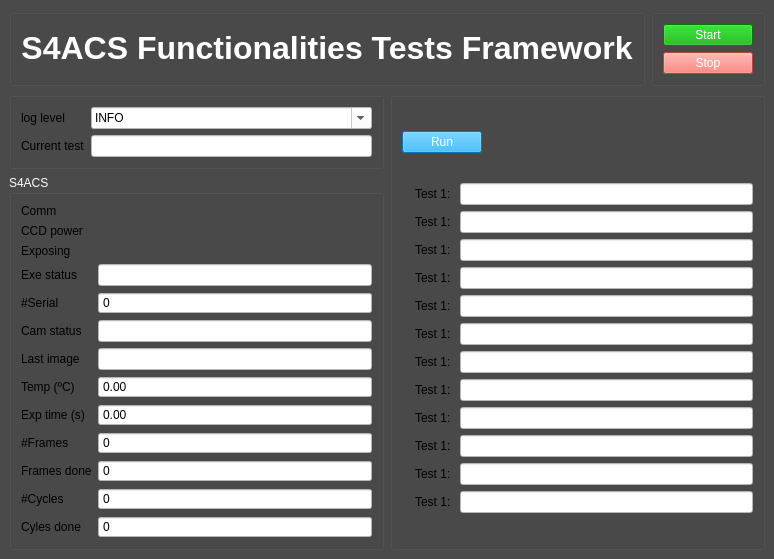
Before: the Qt Designer form func_tests/gui/gui.ui in dev-LNA/S4CSTP, drawn with Qt 5.
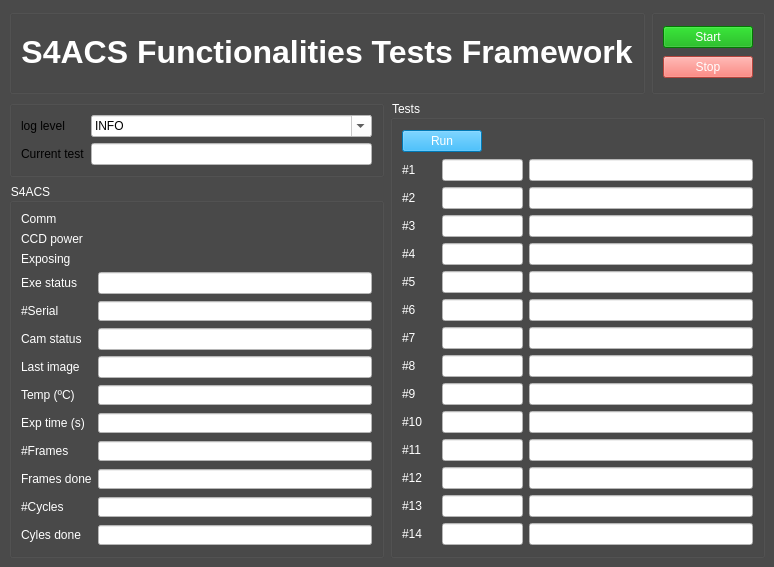
After: the same form once the commit is applied.

What changed in the file:
```diff
--- a/func_tests/gui/gui.ui
+++ b/func_tests/gui/gui.ui
@@ -7,7 +7,7 @@
     <x>0</x>
     <y>0</y>
     <width>774</width>
-    <height>535</height>
+    <height>567</height>
    </rect>
   </property>
   <property name="palette">
@@ -1092,6 +1092,9 @@
            </item>
            <item row="1" column="1">
             <widget class="QLineEdit" name="framework_current_state">
+             <property name="enabled">
+              <bool>false</bool>
+             </property>
              <property name="readOnly">
               <bool>true</bool>
              </property>
@@ -1166,9 +1169,9 @@
              <colorrole role="WindowText">
               <brush brushstyle="SolidPattern">
                <color alpha="255">
-                <red>120</red>
-                <green>120</green>
-                <blue>120</blue>
+                <red>255</red>
+                <green>255</green>
+                <blue>255</blue>
                </color>
               </brush>
              </colorrole>
@@ -1193,6 +1196,9 @@
             </disabled>
            </palette>
           </property>
+          <property name="styleSheet">
+           <string notr="true">color: rgb(255, 255, 255);</string>
+          </property>
           <property name="title">
            <string>S4ACS</string>
           </property>
@@ -1476,8 +1482,102 @@
       </item>
       <item>
        <widget class="QGroupBox" name="groupBox">
+        <property name="palette">
+         <palette>
+          <active>
+           <colorrole role="WindowText">
+            <brush brushstyle="SolidPattern">
+             <color alpha="255">
+              <red>255</red>
+              <green>255</green>
+              <blue>255</blue>
+             </color>
+            </brush>
+           </colorrole>
+           <colorrole role="Text">
+            <brush brushstyle="SolidPattern">
+             <color alpha="255">
+              <red>255</red>
+              <green>255</green>
+              <blue>255</blue>
+             </color>
+            </brush>
+           </colorrole>
+           <colorrole role="ButtonText">
+            <brush brushstyle="SolidPattern">
+             <color alpha="255">
+              <red>255</red>
+              <green>255</green>
+              <blue>255</blue>
+             </color>
+            </brush>
+           </colorrole>
+          </active>
+          <inactive>
+           <colorrole role="WindowText">
+            <brush brushstyle="SolidPattern">
+             <color alpha="255">
+              <red>255</red>
+              <green>255</green>
+              <blue>255</blue>
+             </color>
+            </brush>
+           </colorrole>
+           <colorrole role="Text">
+            <brush brushstyle="SolidPattern">
+             <color alpha="255">
+              <red>255</red>
+              <green>255</green>
+              <blue>255</blue>
+             </color>
+            </brush>
+           </colorrole>
+           <colorrole role="ButtonText">
+            <brush brushstyle="SolidPattern">
+             <color alpha="255">
+              <red>255</red>
+              <green>255</green>
+              <blue>255</blue>
+             </color>
+            </brush>
+           </colorrole>
+          </inactive>
+          <disabled>
+           <colorrole role="WindowText">
+            <brush brushstyle="SolidPattern">
+             <color alpha="255">
+              <red>255</red>
+              <green>255</green>
+              <blue>255</blue>
+             </color>
+            </brush>
+           </colorrole>
+           <colorrole role="Text">
+            <brush brushstyle="SolidPattern">
+             <color alpha="255">
+              <red>255</red>
+              <green>255</green>
+              <blue>255</blue>
+             </color>
+            </brush>
+           </colorrole>
+           <colorrole role="ButtonText">
+            <brush brushstyle="SolidPattern">
+             <color alpha="255">
+              <red>255</red>
+              <green>255</green>
+              <blue>255</blue>
+             </color>
+            </brush>
+           </colorrole>
+          </disabled>
+         </palette>
+        </property>
+        <property name="styleSheet">
+         <string notr="true">color: rgb(255, 255, 255);</string>
+        </property>
         <property name="title">
-         <string/>
+         <string>Tests</string>
         </property>
         <layout class="QVBoxLayout" name="verticalLayout_4">
          <item>
@@ -1512,22 +1612,9 @@
          <item>
           <layout class="QGridLayout" name="gridLayout">
            <item row="0" column="0">
-            <widget class="QLabel" name="eacs2_led_comm">
-             <property name="styleSheet">
-              <string notr="true"/>
-             </property>
-             <property name="led" stdset="0">
-              <bool>true</bool>
-             </property>
-             <property name="led_status" stdset="0">
-              <string>off</string>
-             </property>
-            </widget>
-           </item>
-           <item row="0" column="1">
             <widget class="QLabel" name="label_36">
              <property name="text">
-              <string>Test 1: </string>
+              <string>#1</string>
              </property>
              <property name="text_label" stdset="0">
               <bool>true</bool>
@@ -1535,164 +1622,288 @@
             </widget>
            </item>
            <item row="0" column="2">
-            <widget class="QLineEdit" name="lineEdit">
+            <widget class="QLineEdit" name="tests_test_code1">
+             <property name="enabled">
+              <bool>false</bool>
+             </property>
+             <property name="maximumSize">
+              <size>
+               <width>81</width>
+               <height>16777215</height>
+              </size>
+             </property>
+             <property name="text">
+              <string/>
+             </property>
+            </widget>
+           </item>
+           <item row="0" column="3">
+            <widget class="QLineEdit" name="tests_message1">
+             <property name="enabled">
+              <bool>false</bool>
+             </property>
              <property name="text">
               <string/>
              </property>
             </widget>
            </item>
            <item row="1" column="0">
-            <widget class="QLabel" name="eacs2_led_comm_4">
-             <property name="styleSheet">
-              <string notr="true"/>
-             </property>
-             <property name="led" stdset="0">
-              <bool>true</bool>
-             </property>
-             <property name="led_status" stdset="0">
-              <string>off</string>
-             </property>
-            </widget>
-           </item>
-           <item row="1" column="1">
             <widget class="QLabel" name="label_37">
              <property name="text">
-              <string>Test 1: </string>
+              <string>#2</string>
              </property>
              <property name="text_label" stdset="0">
               <bool>true</bool>
              </property>
             </widget>
            </item>
+           <item row="1" column="1">
+            <widget class="QLabel" name="tests_led2">
+             <property name="styleSheet">
+              <string notr="true"/>
+             </property>
+             <property name="led" stdset="0">
+              <bool>true</bool>
+             </property>
+             <property name="led_status" stdset="0">
+              <string>off</string>
+             </property>
+            </widget>
+           </item>
            <item row="1" column="2">
-            <widget class="QLineEdit" name="lineEdit_2">
+            <widget class="QLineEdit" name="tests_test_code2">
+             <property name="enabled">
+              <bool>false</bool>
+             </property>
+             <property name="maximumSize">
+              <size>
+               <width>81</width>
+               <height>16777215</height>
+              </size>
+             </property>
+             <property name="text">
+              <string/>
+             </property>
+            </widget>
+           </item>
+           <item row="1" column="3">
+            <widget class="QLineEdit" name="tests_message2">
+             <property name="enabled">
+              <bool>false</bool>
+             </property>
              <property name="text">
               <string/>
              </property>
             </widget>
            </item>
            <item row="2" column="0">
-            <widget class="QLabel" name="eacs2_led_comm_5">
-             <property name="styleSheet">
-              <string notr="true"/>
-             </property>
-             <property name="led" stdset="0">
-              <bool>true</bool>
-             </property>
-             <property name="led_status" stdset="0">
-              <string>off</string>
-             </property>
-            </widget>
-           </item>
-           <item row="2" column="1">
             <widget class="QLabel" name="label_38">
              <property name="text">
-              <string>Test 1: </string>
+              <string>#3</string>
              </property>
              <property name="text_label" stdset="0">
               <bool>true</bool>
              </property>
             </widget>
            </item>
+           <item row="2" column="1">
+            <widget class="QLabel" name="tests_led3">
+             <property name="styleSheet">
+              <string notr="true"/>
+             </property>
+             <property name="led" stdset="0">
+              <bool>true</bool>
+             </property>
+             <property name="led_status" stdset="0">
+              <string>off</string>
+             </property>
+            </widget>
+           </item>
            <item row="2" column="2">
-            <widget class="QLineEdit" name="lineEdit_3">
+            <widget class="QLineEdit" name="tests_test_code3">
+             <property name="enabled">
+              <bool>false</bool>
+             </property>
+             <property name="maximumSize">
+              <size>
+               <width>81</width>
+               <height>16777215</height>
+              </size>
+             </property>
+             <property name="text">
+              <string/>
+             </property>
+            </widget>
+           </item>
+           <item row="2" column="3">
+            <widget class="QLineEdit" name="tests_message3">
+             <property name="enabled">
+              <bool>false</bool>
+             </property>
              <property name="text">
               <string/>
              </property>
             </widget>
            </item>
            <item row="3" column="0">
-            <widget class="QLabel" name="eacs2_led_comm_6">
-             <property name="styleSheet">
-              <string notr="true"/>
-             </property>
-             <property name="led" stdset="0">
-              <bool>true</bool>
-             </property>
-             <property name="led_status" stdset="0">
-              <string>off</string>
-             </property>
-            </widget>
-           </item>
-           <item row="3" column="1">
             <widget class="QLabel" name="label_39">
              <property name="text">
-              <string>Test 1: </string>
+              <string>#4</string>
              </property>
              <property name="text_label" stdset="0">
               <bool>true</bool>
              </property>
             </widget>
            </item>
+           <item row="3" column="1">
+            <widget class="QLabel" name="tests_led4">
+             <property name="styleSheet">
+              <string notr="true"/>
+             </property>
+             <property name="led" stdset="0">
+              <bool>true</bool>
+             </property>
+             <property name="led_status" stdset="0">
+              <string>off</string>
+             </property>
+            </widget>
+           </item>
            <item row="3" column="2">
-            <widget class="QLineEdit" name="lineEdit_4">
+            <widget class="QLineEdit" name="tests_test_code4">
+             <property name="enabled">
+              <bool>false</bool>
+             </property>
+             <property name="maximumSize">
+              <size>
+               <width>81</width>
+               <height>16777215</height>
+              </size>
+             </property>
+             <property name="text">
+              <string/>
+             </property>
+            </widget>
+           </item>
+           <item row="3" column="3">
+            <widget class="QLineEdit" name="tests_message4">
+             <property name="enabled">
+              <bool>false</bool>
+             </property>
              <property name="text">
               <string/>
              </property>
             </widget>
            </item>
            <item row="4" column="0">
-            <widget class="QLabel" name="eacs2_led_comm_7">
-             <property name="styleSheet">
-              <string notr="true"/>
-             </property>
-             <property name="led" stdset="0">
-              <bool>true</bool>
-             </property>
-             <property name="led_status" stdset="0">
-              <string>off</string>
-             </property>
-            </widget>
-           </item>
-           <item row="4" column="1">
-            <widget class="QLabel" name="label_40">
-             <property name="text">
-              <string>Test 1: </string>
-             </property>
-             <property name="text_label" stdset="0">
-              <bool>true</bool>
-             </property>
-            </widget>
-           </item>
-           <item row="4" column="2">
-            <widget class="QLineEdit" name="lineEdit_5">
-             <property name="text">
-              <string/>
-             </property>
-            </widget>
-           </item>
-           <item row="5" column="0">
-            <widget class="QLabel" name="eacs2_led_comm_8">
-             <property name="styleSheet">
-              <string notr="true"/>
-             </property>
-             <property name="led" stdset="0">
-              <bool>true</bool>
-             </property>
-             <property name="led_status" stdset="0">
-              <string>off</string>
-             </property>
-            </widget>
-           </item>
-           <item row="5" column="1">
             <widget class="QLabel" name="label_41">
              <property name="text">
-              <string>Test 1: </string>
+              <string>#5</string>
              </property>
              <property name="text_label" stdset="0">
               <bool>true</bool>
              </property>
             </widget>
            </item>
+           <item row="4" column="1">
+            <widget class="QLabel" name="tests_led5">
+             <property name="styleSheet">
+              <string notr="true"/>
+             </property>
+             <property name="led" stdset="0">
+              <bool>true</bool>
+             </property>
+             <property name="led_status" stdset="0">
+              <string>off</string>
+             </property>
+            </widget>
+           </item>
+           <item row="4" column="2">
+            <widget class="QLineEdit" name="tests_test_code5">
+             <property name="enabled">
+              <bool>false</bool>
+             </property>
+             <property name="maximumSize">
+              <size>
+               <width>81</width>
+               <height>16777215</height>
+              </size>
+             </property>
+             <property name="text">
+              <string/>
+             </property>
+            </widget>
+           </item>
+           <item row="4" column="3">
+            <widget class="QLineEdit" name="tests_message5">
+             <property name="enabled">
+              <bool>false</bool>
+             </property>
+             <property name="text">
+              <string/>
+             </property>
+            </widget>
+           </item>
+           <item row="5" column="0">
+            <widget class="QLabel" name="label_43">
+             <property name="text">
+              <string>#6</string>
+             </property>
+             <property name="text_label" stdset="0">
+              <bool>true</bool>
+             </property>
+            </widget>
+           </item>
+           <item row="5" column="1">
+            <widget class="QLabel" name="tests_led6">
+             <property name="styleSheet">
+              <string notr="true"/>
+             </property>
+             <property name="led" stdset="0">
+              <bool>true</bool>
+             </property>
+             <property name="led_status" stdset="0">
+              <string>off</string>
+             </property>
+            </widget>
+           </item>
            <item row="5" column="2">
-            <widget class="QLineEdit" name="lineEdit_6">
+            <widget class="QLineEdit" name="tests_test_code6">
+             <property name="enabled">
+              <bool>false</bool>
+             </property>
+             <property name="maximumSize">
+              <size>
+               <width>81</width>
+               <height>16777215</height>
+              </size>
+             </property>
+             <property name="text">
+              <string/>
+             </property>
+            </widget>
+           </item>
+           <item row="5" column="3">
+            <widget class="QLineEdit" name="tests_message6">
+             <property name="enabled">
+              <bool>false</bool>
+             </property>
              <property name="text">
               <string/>
              </property>
             </widget>
            </item>
            <item row="6" column="0">
-            <widget class="QLabel" name="eacs2_led_comm_14">
+            <widget class="QLabel" name="label_42">
+             <property name="text">
+              <string>#7</string>
+             </property>
+             <property name="text_label" stdset="0">
+              <bool>true</bool>
+             </property>
+            </widget>
+           </item>
+           <item row="6" column="1">
+            <widget class="QLabel" name="tests_led6_2">
              <property name="styleSheet">
               <string notr="true"/>
              </property>
@@ -1704,25 +1915,44 @@
              </property>
             </widget>
            </item>
-           <item row="6" column="1">
-            <widget class="QLabel" name="label_61">
-             <property name="text">
-              <string>Test 1: </string>
-             </property>
-             <property name="text_label" stdset="0">
-              <bool>true</bool>
-             </property>
-            </widget>
-           </item>
            <item row="6" column="2">
-            <widget class="QLineEdit" name="lineEdit_21">
+            <widget class="QLineEdit" name="tests_test_code7">
+             <property name="enabled">
+              <bool>false</bool>
+             </property>
+             <property name="maximumSize">
+              <size>
+               <width>81</width>
+               <height>16777215</height>
+              </size>
+             </property>
+             <property name="text">
+              <string/>
+             </property>
+            </widget>
+           </item>
+           <item row="6" column="3">
+            <widget class="QLineEdit" name="tests_message7">
+             <property name="enabled">
+              <bool>false</bool>
+             </property>
              <property name="text">
               <string/>
              </property>
             </widget>
            </item>
            <item row="7" column="0">
-            <widget class="QLabel" name="eacs2_led_comm_13">
+            <widget class="QLabel" name="label_40">
+             <property name="text">
+              <string>#8</string>
+             </property>
+             <property name="text_label" stdset="0">
+              <bool>true</bool>
+             </property>
+            </widget>
+           </item>
+           <item row="7" column="1">
+            <widget class="QLabel" name="tests_led8">
              <property name="styleSheet">
               <string notr="true"/>
              </property>
@@ -1734,25 +1964,44 @@
              </property>
             </widget>
            </item>
-           <item row="7" column="1">
-            <widget class="QLabel" name="label_59">
-             <property name="text">
-              <string>Test 1: </string>
-             </property>
-             <property name="text_label" stdset="0">
-              <bool>true</bool>
-             </property>
-            </widget>
-           </item>
            <item row="7" column="2">
-            <widget class="QLineEdit" name="lineEdit_24">
+            <widget class="QLineEdit" name="tests_test_code8">
+             <property name="enabled">
+              <bool>false</bool>
+             </property>
+             <property name="maximumSize">
+              <size>
+               <width>81</width>
+               <height>16777215</height>
+              </size>
+             </property>
+             <property name="text">
+              <string/>
+             </property>
+            </widget>
+           </item>
+           <item row="7" column="3">
+            <widget class="QLineEdit" name="tests_message8">
+             <property name="enabled">
+              <bool>false</bool>
+             </property>
              <property name="text">
               <string/>
              </property>
             </widget>
            </item>
            <item row="8" column="0">
-            <widget class="QLabel" name="eacs2_led_comm_12">
+            <widget class="QLabel" name="label_44">
+             <property name="text">
+              <string>#9</string>
+             </property>
+             <property name="text_label" stdset="0">
+              <bool>true</bool>
+             </property>
+            </widget>
+           </item>
+           <item row="8" column="1">
+            <widget class="QLabel" name="tests_led9">
              <property name="styleSheet">
               <string notr="true"/>
              </property>
@@ -1764,25 +2013,44 @@
              </property>
             </widget>
            </item>
-           <item row="8" column="1">
-            <widget class="QLabel" name="label_62">
-             <property name="text">
-              <string>Test 1: </string>
-             </property>
-             <property name="text_label" stdset="0">
-              <bool>true</bool>
-             </property>
-            </widget>
-           </item>
            <item row="8" column="2">
-            <widget class="QLineEdit" name="lineEdit_23">
+            <widget class="QLineEdit" name="tests_test_code9">
+             <property name="enabled">
+              <bool>false</bool>
+             </property>
+             <property name="maximumSize">
+              <size>
+               <width>81</width>
+               <height>16777215</height>
+              </size>
+             </property>
+             <property name="text">
+              <string/>
+             </property>
+            </widget>
+           </item>
+           <item row="8" column="3">
+            <widget class="QLineEdit" name="tests_message9">
+             <property name="enabled">
+              <bool>false</bool>
+             </property>
              <property name="text">
               <string/>
              </property>
             </widget>
            </item>
            <item row="9" column="0">
-            <widget class="QLabel" name="eacs2_led_comm_9">
+            <widget class="QLabel" name="label_45">
+             <property name="text">
+              <string>#10</string>
+             </property>
+             <property name="text_label" stdset="0">
+              <bool>true</bool>
+             </property>
+            </widget>
+           </item>
+           <item row="9" column="1">
+            <widget class="QLabel" name="tests_led10">
              <property name="styleSheet">
               <string notr="true"/>
              </property>
@@ -1794,25 +2062,44 @@
              </property>
             </widget>
            </item>
-           <item row="9" column="1">
-            <widget class="QLabel" name="label_54">
-             <property name="text">
-              <string>Test 1: </string>
-             </property>
-             <property name="text_label" stdset="0">
-              <bool>true</bool>
-             </property>
-            </widget>
-           </item>
            <item row="9" column="2">
-            <widget class="QLineEdit" name="lineEdit_20">
+            <widget class="QLineEdit" name="tests_test_code10">
+             <property name="enabled">
+              <bool>false</bool>
+             </property>
+             <property name="maximumSize">
+              <size>
+               <width>81</width>
+               <height>16777215</height>
+              </size>
+             </property>
+             <property name="text">
+              <string/>
+             </property>
+            </widget>
+           </item>
+           <item row="9" column="3">
+            <widget class="QLineEdit" name="tests_message10">
+             <property name="enabled">
+              <bool>false</bool>
+             </property>
              <property name="text">
               <string/>
              </property>
             </widget>
            </item>
            <item row="10" column="0">
-            <widget class="QLabel" name="eacs2_led_comm_10">
+            <widget class="QLabel" name="label_46">
+             <property name="text">
+              <string>#11</string>
+             </property>
+             <property name="text_label" stdset="0">
+              <bool>true</bool>
+             </property>
+            </widget>
+           </item>
+           <item row="10" column="1">
+            <widget class="QLabel" name="tests_led11">
              <property name="styleSheet">
               <string notr="true"/>
              </property>
@@ -1824,25 +2111,44 @@
              </property>
             </widget>
            </item>
-           <item row="10" column="1">
-            <widget class="QLabel" name="label_60">
-             <property name="text">
-              <string>Test 1: </string>
-             </property>
-             <property name="text_label" stdset="0">
-              <bool>true</bool>
-             </property>
-            </widget>
-           </item>
            <item row="10" column="2">
-            <widget class="QLineEdit" name="lineEdit_22">
+            <widget class="QLineEdit" name="tests_test_code11">
+             <property name="enabled">
+              <bool>false</bool>
+             </property>
+             <property name="maximumSize">
+              <size>
+               <width>81</width>
+               <height>16777215</height>
+              </size>
+             </property>
+             <property name="text">
+              <string/>
+             </property>
+            </widget>
+           </item>
+           <item row="10" column="3">
+            <widget class="QLineEdit" name="tests_message11">
+             <property name="enabled">
+              <bool>false</bool>
+             </property>
              <property name="text">
               <string/>
              </property>
             </widget>
            </item>
            <item row="11" column="0">
-            <widget class="QLabel" name="eacs2_led_comm_11">
+            <widget class="QLabel" name="label_48">
+             <property name="text">
+              <string>#12</string>
+             </property>
+             <property name="text_label" stdset="0">
+              <bool>true</bool>
+             </property>
+            </widget>
+           </item>
+           <item row="11" column="1">
+            <widget class="QLabel" name="tests_led12">
              <property name="styleSheet">
               <string notr="true"/>
              </property>
@@ -1854,18 +2160,125 @@
              </property>
             </widget>
            </item>
-           <item row="11" column="1">
-            <widget class="QLabel" name="label_58">
-             <property name="text">
-              <string>Test 1: </string>
-             </property>
-             <property name="text_label" stdset="0">
-              <bool>true</bool>
-             </property>
-            </widget>
-           </item>
            <item row="11" column="2">
-            <widget class="QLineEdit" name="lineEdit_19">
+            <widget class="QLineEdit" name="tests_test_code12">
+             <property name="enabled">
+              <bool>false</bool>
+             </property>
+             <property name="maximumSize">
+              <size>
+               <width>81</width>
+               <height>16777215</height>
+              </size>
+             </property>
+             <property name="text">
+              <string/>
+             </property>
+            </widget>
+           </item>
+           <item row="11" column="3">
+            <widget class="QLineEdit" name="tests_message12">
+             <property name="enabled">
+              <bool>false</bool>
+             </property>
+             <property name="text">
+              <string/>
+             </property>
+            </widget>
+           </item>
+           <item row="12" column="0">
+            <widget class="QLabel" name="label_49">
+             <property name="text">
+              <string>#13</string>
+             </property>
+             <property name="text_label" stdset="0">
+              <bool>true</bool>
+             </property>
+            </widget>
+           </item>
+           <item row="12" column="1">
+            <widget class="QLabel" name="tests_led13">
+             <property name="styleSheet">
+              <string notr="true"/>
+             </property>
+             <property name="led" stdset="0">
+              <bool>true</bool>
+             </property>
+             <property name="led_status" stdset="0">
+              <string>off</string>
+             </property>
+            </widget>
+           </item>
+           <item row="12" column="2">
+            <widget class="QLineEdit" name="tests_test_code13">
+             <property name="enabled">
+              <bool>false</bool>
+             </property>
+             <property name="maximumSize">
+              <size>
+               <width>81</width>
+               <height>16777215</height>
+              </size>
+             </property>
+             <property name="text">
+              <string/>
+             </property>
+            </widget>
+           </item>
+           <item row="12" column="3">
+            <widget class="QLineEdit" name="tests_message13">
+             <property name="enabled">
+              <bool>false</bool>
+             </property>
+             <property name="text">
+              <string/>
+             </property>
+            </widget>
+           </item>
+           <item row="13" column="0">
+            <widget class="QLabel" name="label_47">
+             <property name="text">
+              <string>#14</string>
+             </property>
+             <property name="text_label" stdset="0">
+              <bool>true</bool>
+             </property>
+            </widget>
+           </item>
+           <item row="13" column="1">
+            <widget class="QLabel" name="tests_led14">
+             <property name="styleSheet">
+              <string notr="true"/>
+             </property>
+             <property name="led" stdset="0">
+              <bool>true</bool>
+             </property>
+             <property name="led_status" stdset="0">
+              <string>off</string>
+             </property>
+            </widget>
+           </item>
+           <item row="13" column="2">
+            <widget class="QLineEdit" name="tests_test_code14">
+             <property name="enabled">
+              <bool>false</bool>
+             </property>
+             <property name="maximumSize">
+              <size>
+               <width>81</width>
+               <height>16777215</height>
+              </size>
+             </property>
+             <property name="text">
+              <string/>
+             </property>
+            </widget>
+           </item>
+           <item row="13" column="3">
+            <widget class="QLineEdit" name="tests_message14">
+             <property name="enabled">
+              <bool>false</bool>
+             </property>
              <property name="text">
               <string/>
              </property>
```
Left out of the diff: 13 changed lines with no effect on the pictures.
